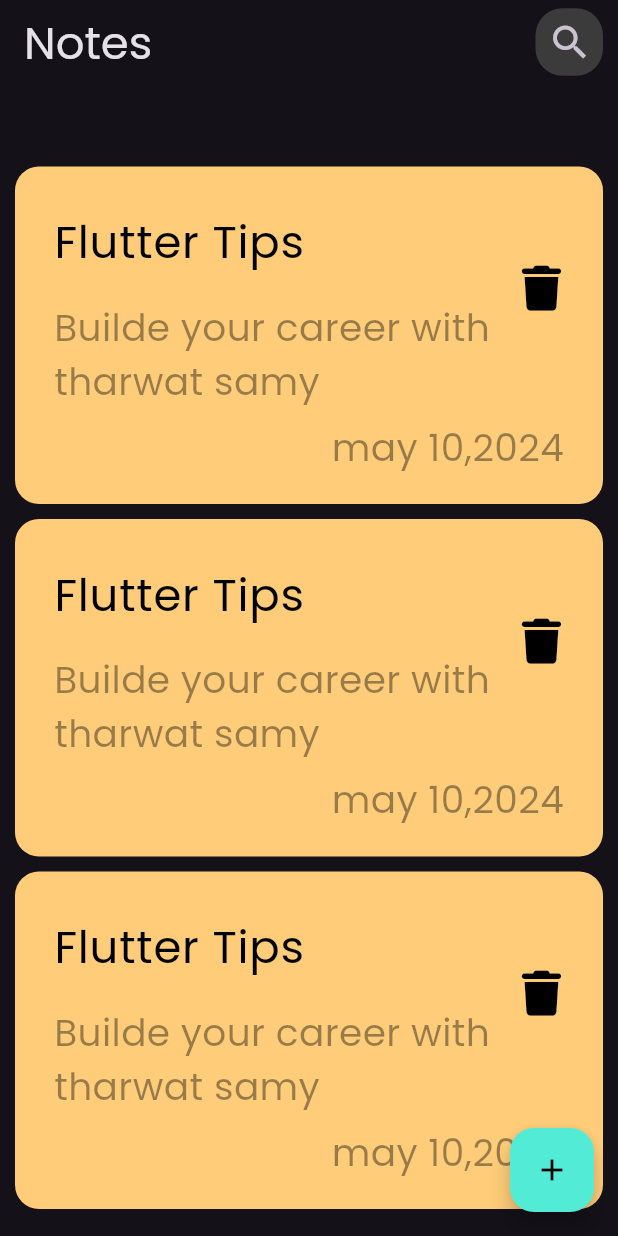
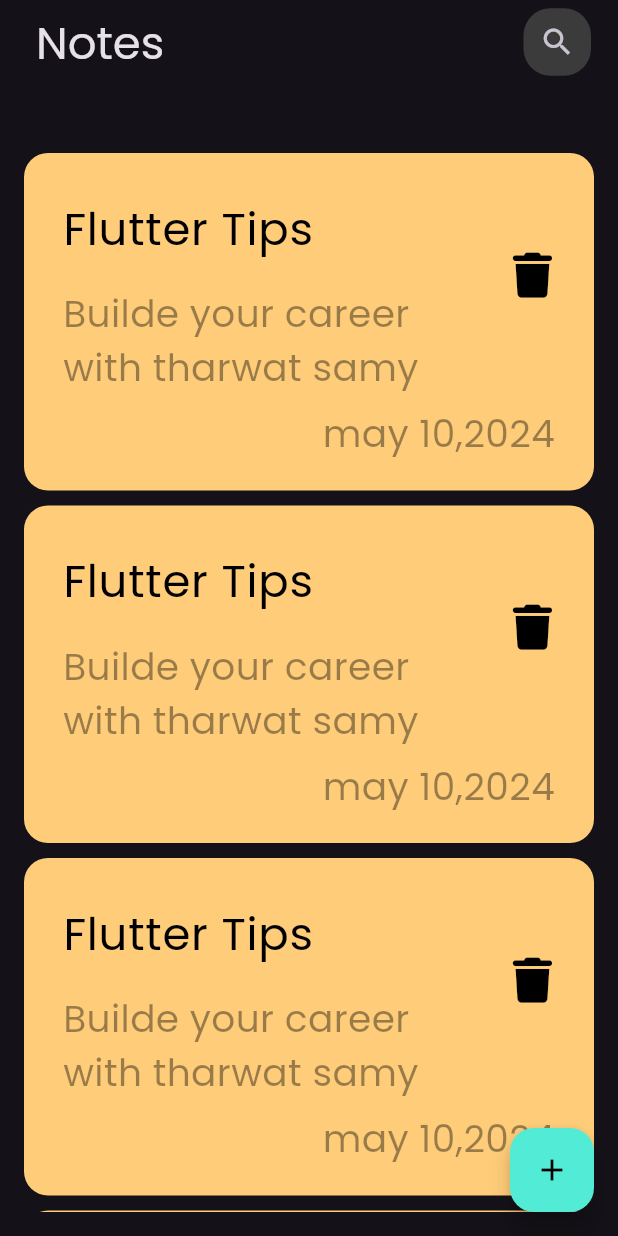
Before and after one commit to NajeebHallak/notes_app, a Flutter app: the screen it shows after launch, on a phone screen of 412 x 824 dp. Run offline on Flutter 3.47's test engine with Material 3 defaults, Android fonts, the phone set to English and light mode, and no system bars; our stand-ins replace font_awesome_flutter.

Commit message:
the edit notes view is done

```diff
--- a/lib/main.dart
+++ b/lib/main.dart
@@ -1,5 +1,6 @@
 import 'package:flutter/material.dart';
-import 'package:notes_app/views/notes_app.dart';
+import 'package:notes_app/views/edit_notes_view.dart';
+import 'package:notes_app/views/notes_app_view.dart';
 
 void main() {
   runApp(const NptesApp());
@@ -12,7 +13,10 @@ class NptesApp extends StatelessWidget {
   Widget build(BuildContext context) {
     return MaterialApp(
       debugShowCheckedModeBanner: false,
-      routes: {NotesAppView.id: (context) => const NotesAppView()},
+      routes: {
+        NotesAppView.id: (context) => const NotesAppView(),
+        EditNotesView.id: (context) => const EditNotesView(),
+      },
       theme: ThemeData(
         brightness: Brightness.dark,
         fontFamily: 'Poppins',
--- a/lib/views/notes_app.dart
+++ /dev/null
@@ -1,33 +0,0 @@
-import 'dart:ui';
-
-import 'package:flutter/material.dart';
-import 'package:flutter/widgets.dart';
-import 'package:notes_app/constans.dart';
-import '../widget/custom_app_bar.dart';
-import '../widget/custom_container_in_button_sheet.dart';
-import '../widget/list_view_from_notes.dart';
-
-class NotesAppView extends StatelessWidget {
-  const NotesAppView({super.key});
-  static String id = 'NotesApp';
-  @override
-  Widget build(BuildContext context) {
-    return Scaffold(
-      appBar: CustomAppBar(),
-      body: const ListViewFromNotes(),
-      floatingActionButton: FloatingActionButton(
-        backgroundColor: kPrimaryColor,
-        onPressed: () {
-          showModalBottomSheet(
-            context: context,
-            builder: (context) => const CustomContainerInButtonSheet(),
-          );
-        },
-        child: const Icon(
-          Icons.add,
-          color: Colors.black,
-        ),
-      ),
-    );
-  }
-}
--- /dev/null
+++ b/lib/views/notes_app_view.dart
@@ -0,0 +1,20 @@
+import 'package:flutter/material.dart';
+import '../widget/custom_app_bar.dart';
+import '../widget/custom_floting_action_button.dart';
+import '../widget/list_view_from_notes.dart';
+
+class NotesAppView extends StatelessWidget {
+  const NotesAppView({super.key});
+  static String id = 'NotesApp';
+  @override
+  Widget build(BuildContext context) {
+    return Scaffold(
+      appBar: CustomAppBar(
+        titl: ' Notes',
+        icon: Icons.search,
+      ),
+      body: const ListViewFromNotes(),
+      floatingActionButton: const CustomFlotingActionButton(),
+    );
+  }
+}
--- a/lib/widget/custom_app_bar.dart
+++ b/lib/widget/custom_app_bar.dart
@@ -4,14 +4,20 @@ import 'package:notes_app/widget/custum_circle_icon_search.dart';
 import '../constans.dart';
 
 class CustomAppBar extends AppBar {
-  CustomAppBar({super.key})
+  final IconData icon;
+
+  final String titl;
+  CustomAppBar({super.key, required this.icon, required this.titl})
       : super(
-          title: const Text(
-            'Notes',
+          automaticallyImplyLeading: false,
+          title: Text(
+            titl,
             style: kPeimayTextStyletitle,
           ),
-          actions: const [
-            CustumCircleIconSearch(),
+          actions: [
+            CustumCircleIconSearch(
+              icon: icon,
+            ),
           ],
         );
 }
--- a/lib/widget/custom_container_in_button_sheet.dart
+++ b/lib/widget/custom_container_in_button_sheet.dart
@@ -1,5 +1,5 @@
 import 'package:flutter/material.dart';
-import 'package:notes_app/widget/add_notes_in_button_sheet.dart';
+import 'package:notes_app/widget/button_add_notes_in_button_sheet.dart';
 
 import 'custom_text_fild.dart';
 
--- a/lib/widget/custom_container_notes.dart
+++ b/lib/widget/custom_container_notes.dart
@@ -1,12 +1,17 @@
 import 'package:flutter/material.dart';
 import 'package:font_awesome_flutter/font_awesome_flutter.dart';
+import 'package:notes_app/views/edit_notes_view.dart';
 
 class CustomContainerNotes extends StatelessWidget {
   const CustomContainerNotes({super.key});
 
   @override
   Widget build(BuildContext context) {
-    return Container(
+    return GestureDetector(
+      onTap: () {
+        Navigator.pushNamed(context, EditNotesView.id);
+      },
+      child: Container(
         margin: const EdgeInsets.only(top: 10),
         padding: const EdgeInsets.symmetric(horizontal: 26, vertical: 20),
         width: double.infinity,
@@ -54,6 +59,7 @@ class CustomContainerNotes extends StatelessWidget {
             ),
           ],
         ),
+      ),
     );
   }
 }
--- /dev/null
+++ b/lib/widget/custom_floting_action_button.dart
@@ -0,0 +1,27 @@
+import 'package:flutter/material.dart';
+
+import '../constans.dart';
+import 'custom_container_in_button_sheet.dart';
+
+class CustomFlotingActionButton extends StatelessWidget {
+  const CustomFlotingActionButton({
+    super.key,
+  });
+
+  @override
+  Widget build(BuildContext context) {
+    return FloatingActionButton(
+      backgroundColor: kPrimaryColor,
+      onPressed: () {
+        showModalBottomSheet(
+          context: context,
+          builder: (context) => const CustomContainerInButtonSheet(),
+        );
+      },
+      child: const Icon(
+        Icons.add,
+        color: Colors.black,
+      ),
+    );
+  }
+}
--- a/lib/widget/custum_circle_icon_search.dart
+++ b/lib/widget/custum_circle_icon_search.dart
@@ -1,12 +1,13 @@
 import 'package:flutter/material.dart';
 
 class CustumCircleIconSearch extends StatelessWidget {
-  const CustumCircleIconSearch({super.key});
+  const CustumCircleIconSearch({super.key, required this.icon});
+  final IconData icon;
 
   @override
   Widget build(BuildContext context) {
     return Container(
-        margin: const EdgeInsets.only(right: 10),
+        margin: const EdgeInsets.only(right: 18),
         height: 45,
         width: 45,
         decoration: BoxDecoration(
@@ -15,10 +16,7 @@ class CustumCircleIconSearch extends StatelessWidget {
         ),
         child: IconButton(
           onPressed: () {},
-          icon: const Icon(
-            Icons.search,
-            size: 30,
-          ),
+          icon: Icon(icon),
         ));
   }
 }
--- a/lib/widget/list_view_from_notes.dart
+++ b/lib/widget/list_view_from_notes.dart
@@ -10,11 +10,11 @@ class ListViewFromNotes extends StatelessWidget {
   @override
   Widget build(BuildContext context) {
     return Padding(
-      padding: const EdgeInsets.all(10.0),
+      padding: const EdgeInsets.all(16.0),
       child: Column(
         children: [
           const SizedBox(
-            height: 35,
+            height: 20,
           ),
           Expanded(
             child: ListView.builder(
```
Also changed, not shown: lib/views/edit_notes_view.dart (added, +19 -0 lines), lib/widget/custom_culomn_in_edit_screen.dart (added, +33 -0 lines), lib/widget/button_add_notes_in_button_sheet.dart (renamed from lib/widget/add_notes_in_button_sheet.dart). Lines whose indentation alone changed are shown as unchanged.
